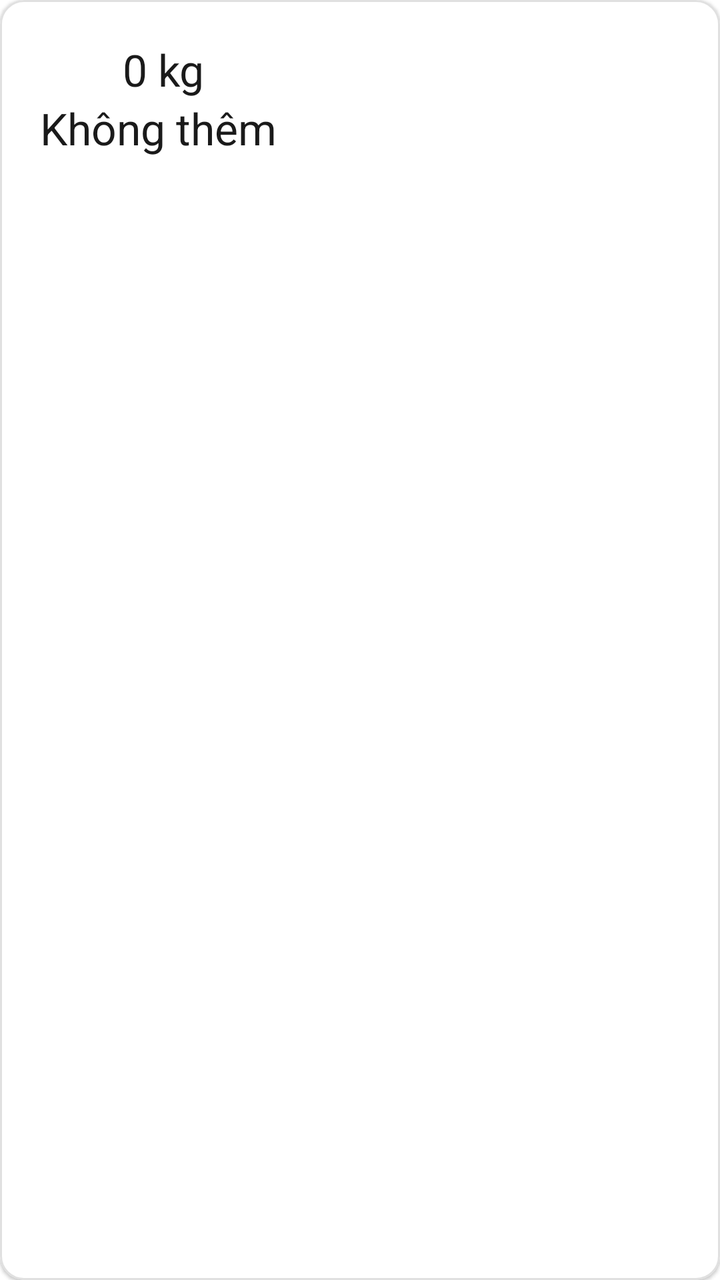
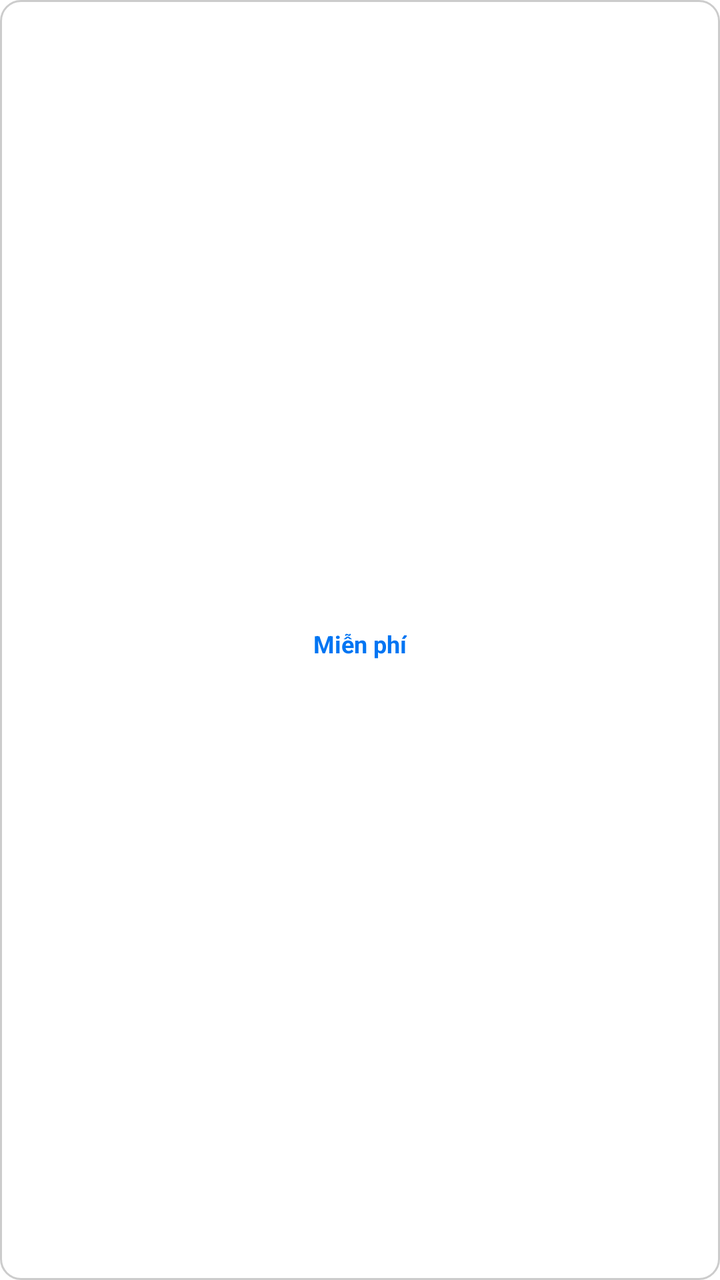

Compare the two renders of this Android layout. The source of the first and the diff that turns it into the second are given below.
<!-- AndroidManifest.xml: application theme Theme.FlightBookingApp -->
<!-- res/layout/item_baggage.xml -->
<?xml version="1.0" encoding="utf-8"?>
<com.google.android.material.card.MaterialCardView xmlns:android="http://schemas.android.com/apk/res/android"
    xmlns:app="http://schemas.android.com/apk/res-auto"
    android:id="@+id/card_baggage_item"
    android:layout_width="wrap_content"
    android:layout_height="wrap_content"
    android:layout_marginHorizontal="4dp"
    android:layout_marginVertical="6dp"

    app:cardBackgroundColor="@android:color/white"
    app:cardCornerRadius="12dp"
    app:cardElevation="1dp"
    app:strokeColor="#E0E0E0"
    app:strokeWidth="1dp">

    <LinearLayout
        android:layout_width="wrap_content"
        android:layout_height="wrap_content"
        android:orientation="vertical"
        android:gravity="center"
        android:padding="20dp"
        >
        <TextView
            android:layout_width="wrap_content"
            android:layout_height="wrap_content"
            android:text="0 kg"
            android:textSize="22sp"
            android:textColor="#1A1A1A"
            >

        </TextView>

        <TextView
            android:layout_width="wrap_content"
            android:layout_height="wrap_content"
            android:text="Không thêm "
            android:textSize="22sp"
            android:textColor="#1A1A1A">

        </TextView>

    </LinearLayout>

</com.google.android.material.card.MaterialCardView>
<!-- resources referenced by this layout -->
<resources>
  <style name="Theme.FlightBookingApp" parent="Theme.MaterialComponents.DayNight.NoActionBar">
          
          <item name="colorPrimary">@color/purple_500</item>
          <item name="colorPrimaryVariant">@color/purple_700</item>
          <item name="colorOnPrimary">@color/white</item>
          
          <item name="colorSecondary">@color/teal_200</item>
          <item name="colorSecondaryVariant">@color/teal_700</item>
          <item name="colorOnSecondary">@color/black</item>
          
          <item name="android:statusBarColor">?attr/colorPrimaryVariant</item>
          
      </style>
  <color name="purple_500">#FF6200EE</color>
  <color name="purple_700">#FF3700B3</color>
  <color name="white">#FFFFFFFF</color>
  <color name="teal_200">#FF03DAC5</color>
  <color name="teal_700">#FF018786</color>
  <color name="black">#FF000000</color>
</resources>

<!-- the commit's change to res/layout/item_baggage.xml (unified diff, before → after) -->
@@ -1,44 +1,38 @@
 <?xml version="1.0" encoding="utf-8"?>
-<com.google.android.material.card.MaterialCardView xmlns:android="http://schemas.android.com/apk/res/android"
-    xmlns:app="http://schemas.android.com/apk/res-auto"
-    android:id="@+id/card_baggage_item"
+<LinearLayout xmlns:android="http://schemas.android.com/apk/res/android"
     android:layout_width="wrap_content"
     android:layout_height="wrap_content"
-    android:layout_marginHorizontal="4dp"
-    android:layout_marginVertical="6dp"
+    android:orientation="vertical"
+    android:gravity="center"
+    android:padding="12dp"
+    android:minWidth="88dp"
+    android:background="@drawable/bg_baggage_selecting"
+    android:clickable="true"
+    android:focusable="true"
+    android:layout_marginEnd="8dp">
 
-    app:cardBackgroundColor="@android:color/white"
-    app:cardCornerRadius="12dp"
-    app:cardElevation="1dp"
-    app:strokeColor="#E0E0E0"
-    app:strokeWidth="1dp">
 
-    <LinearLayout
+    
+    <TextView
+        android:id="@+id/tv_baggage_weight"
         android:layout_width="wrap_content"
         android:layout_height="wrap_content"
-        android:orientation="vertical"
+        android:layout_marginTop="2dp"
+        android:text="20 kg"
+        android:textSize="12sp"
         android:gravity="center"
-        android:padding="20dp"
-        >
-        <TextView
-            android:layout_width="wrap_content"
-            android:layout_height="wrap_content"
-            android:text="0 kg"
-            android:textSize="22sp"
-            android:textColor="#1A1A1A"
-            >
+        android:visibility="gone"/>
 
-        </TextView>
+    
+    <TextView
+        android:id="@+id/tv_baggage_price"
+        android:layout_width="wrap_content"
+        android:layout_height="wrap_content"
+        android:layout_marginTop="4dp"
+        android:text="Miễn phí"
+        android:textSize="12sp"
+        android:textColor="#0175F3"
+        android:textStyle="bold"
+        android:gravity="center"/>
 
-        <TextView
-            android:layout_width="wrap_content"
-            android:layout_height="wrap_content"
-            android:text="Không thêm "
-            android:textSize="22sp"
-            android:textColor="#1A1A1A">
-
-        </TextView>
-
-    </LinearLayout>
-
-</com.google.android.material.card.MaterialCardView>
+</LinearLayout>
<!-- resource entries referenced after the edit -->
@@ -1,5 +1,32 @@
 <!-- resources referenced by this layout -->
 <resources>
+  <!-- drawable bg_baggage_selecting (drawable) -->
+  <?xml version="1.0" encoding="utf-8"?>
+  <selector xmlns:android="http://schemas.android.com/apk/res/android">
+  
+      
+      <item android:state_selected="true">
+          <shape android:shape="rectangle">
+              <solid android:color="#E8F1FD" />
+              <stroke
+                  android:width="2dp"
+                  android:color="#0175F3" />
+              <corners android:radius="10dp" />
+          </shape>
+      </item>
+  
+      
+      <item>
+          <shape android:shape="rectangle">
+              <solid android:color="#FFFFFF" />
+              <stroke
+                  android:width="1dp"
+                  android:color="#CCCCCC" />
+              <corners android:radius="10dp" />
+          </shape>
+      </item>
+  
+  </selector>
   <style name="Theme.FlightBookingApp" parent="Theme.MaterialComponents.DayNight.NoActionBar">
           
           <item name="colorPrimary">@color/purple_500</item>
